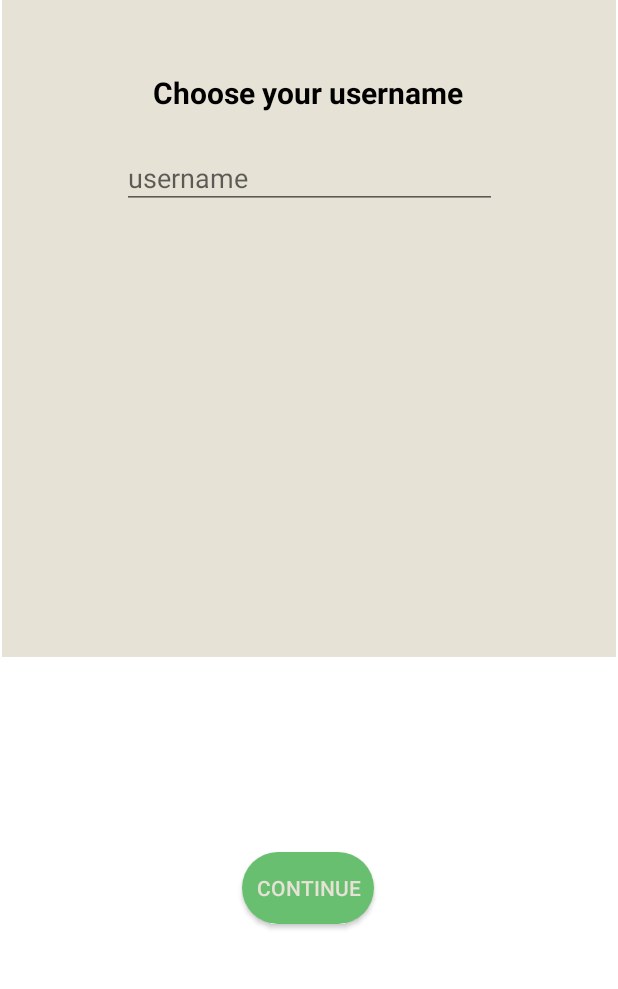
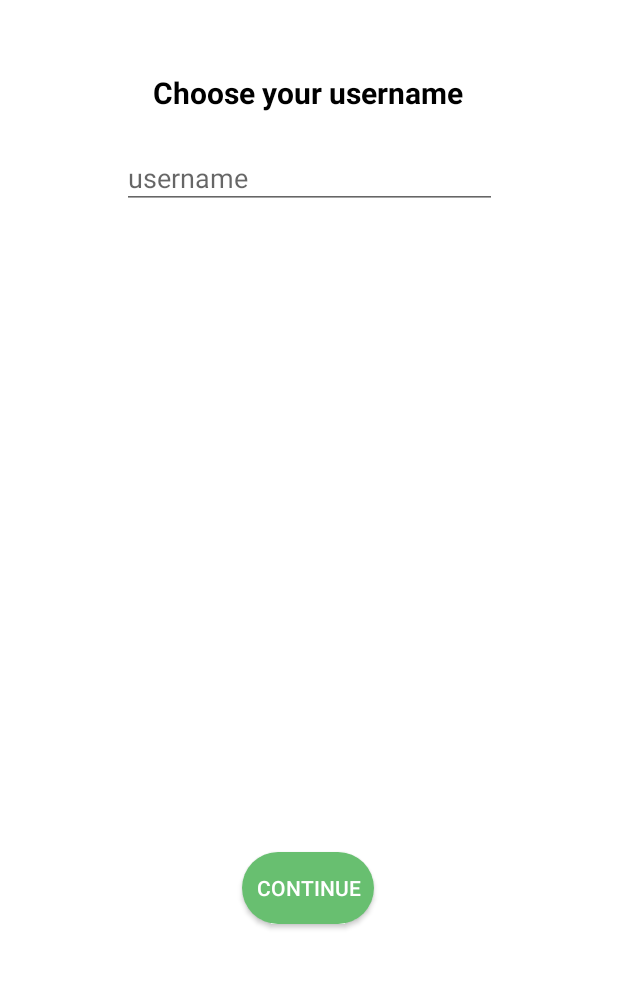
Before and after one commit to zeptodan/MyNutrition, an Android app: the fragment Username_F placed in its activity, on a phone screen of 412 x 824 dp, the part 207-1196 px from its top. Run offline under Robolectric (Android 15) with nearby library versions, the phone set to English and light mode, and no system bars.

Commit message:
Everyting set (final).

```diff
--- a/app/src/main/res/layout/activity_main2.xml
+++ b/app/src/main/res/layout/activity_main2.xml
@@ -59,7 +59,7 @@
         android:background="@drawable/round"
         android:onClick="continue_button"
         android:text="Continue"
-        android:textColor="@color/back_white"
+        android:textColor="@color/white"
         app:layout_constraintBottom_toBottomOf="parent"
         app:layout_constraintEnd_toEndOf="parent"
         app:layout_constraintHorizontal_bias="0.531"
--- a/app/src/main/res/layout/fragment_username_f.xml
+++ b/app/src/main/res/layout/fragment_username_f.xml
@@ -4,7 +4,7 @@
     xmlns:tools="http://schemas.android.com/tools"
     android:layout_width="match_parent"
     android:layout_height="match_parent"
-    android:background="@color/back_white"
+    android:background="@color/white"
     tools:context=".Username_F">
 
     <TextView
```
